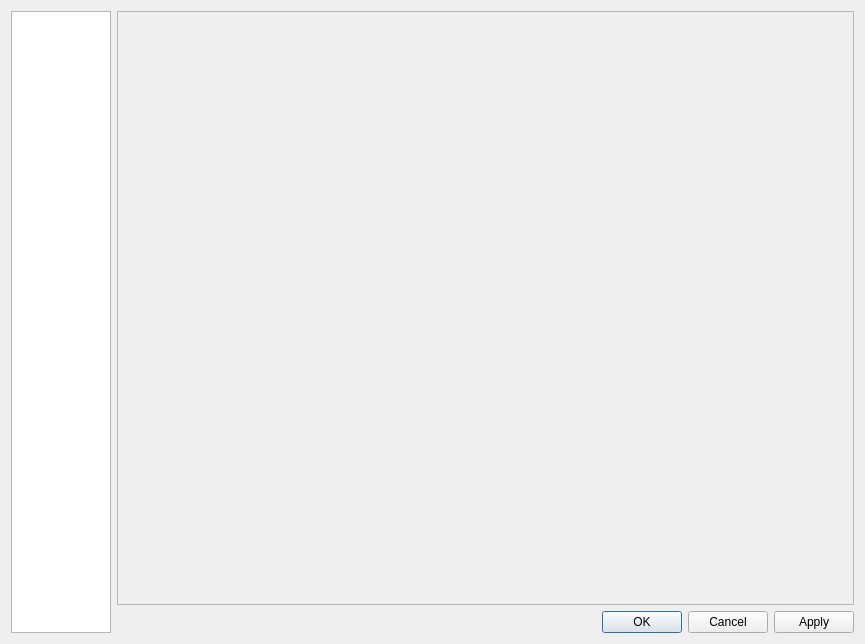
Smitt64/RsWorkTools, file ToolsRuntime/optionsdlg/optionsdlg.ui: the form before one commit.
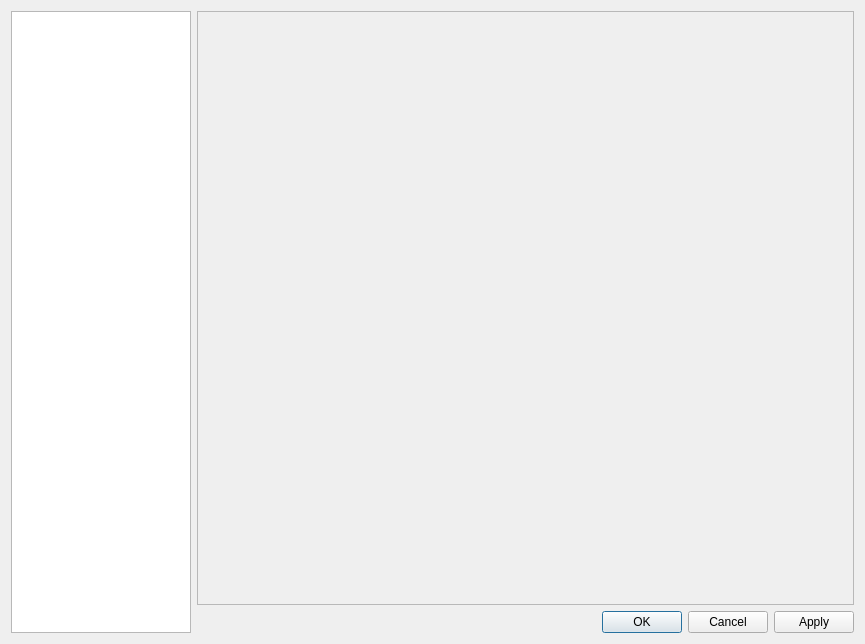
The form after the commit.

The edit to the form file:
```diff
--- a/ToolsRuntime/optionsdlg/optionsdlg.ui
+++ b/ToolsRuntime/optionsdlg/optionsdlg.ui
@@ -18,7 +18,7 @@
     <widget class="QListWidget" name="listWidget">
      <property name="maximumSize">
       <size>
-       <width>100</width>
+       <width>180</width>
        <height>16777215</height>
       </size>
      </property>
@@ -35,11 +35,14 @@
       <enum>Qt::ElideMiddle</enum>
      </property>
      <property name="viewMode">
-      <enum>QListView::IconMode</enum>
+      <enum>QListView::ListMode</enum>
      </property>
      <property name="uniformItemSizes">
       <bool>true</bool>
      </property>
+     <property name="itemAlignment">
+      <set>Qt::AlignCenter</set>
+     </property>
     </widget>
    </item>
    <item>
@@ -49,12 +52,15 @@
        <property name="widgetResizable">
         <bool>true</bool>
        </property>
+       <property name="alignment">
+        <set>Qt::AlignCenter</set>
+       </property>
        <widget class="QWidget" name="scrollAreaWidgetContents">
         <property name="geometry">
          <rect>
           <x>0</x>
           <y>0</y>
-          <width>737</width>
+          <width>657</width>
           <height>592</height>
          </rect>
         </property>
```
Left out of the diff: 3 changed lines with no effect on the pictures.
